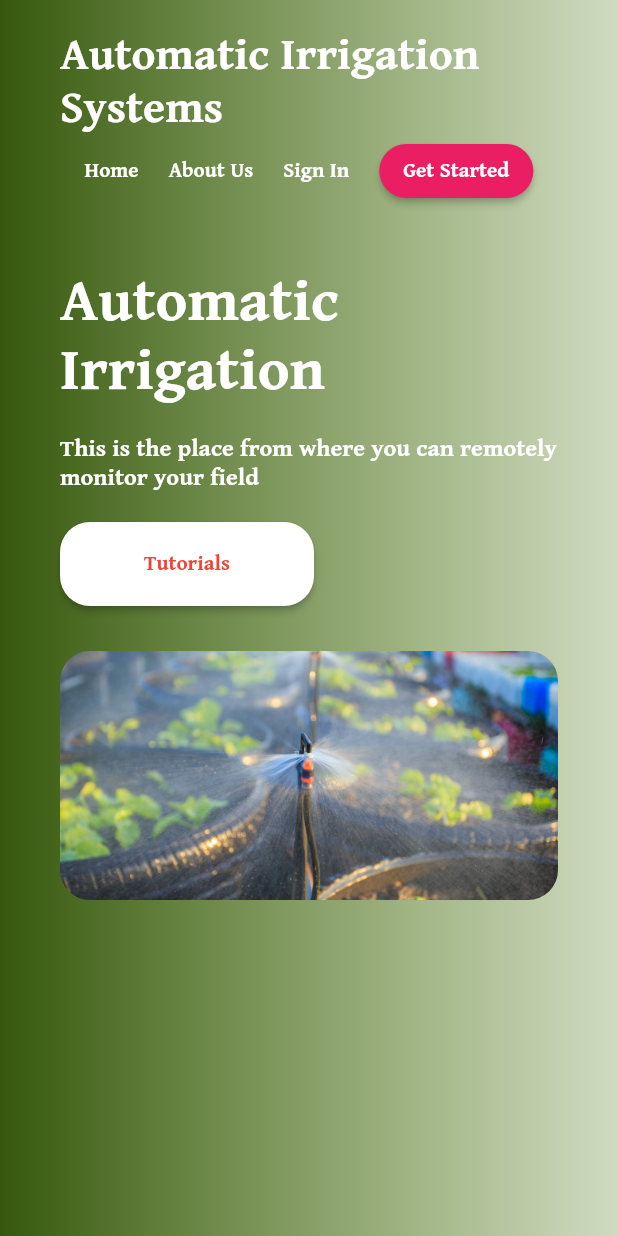
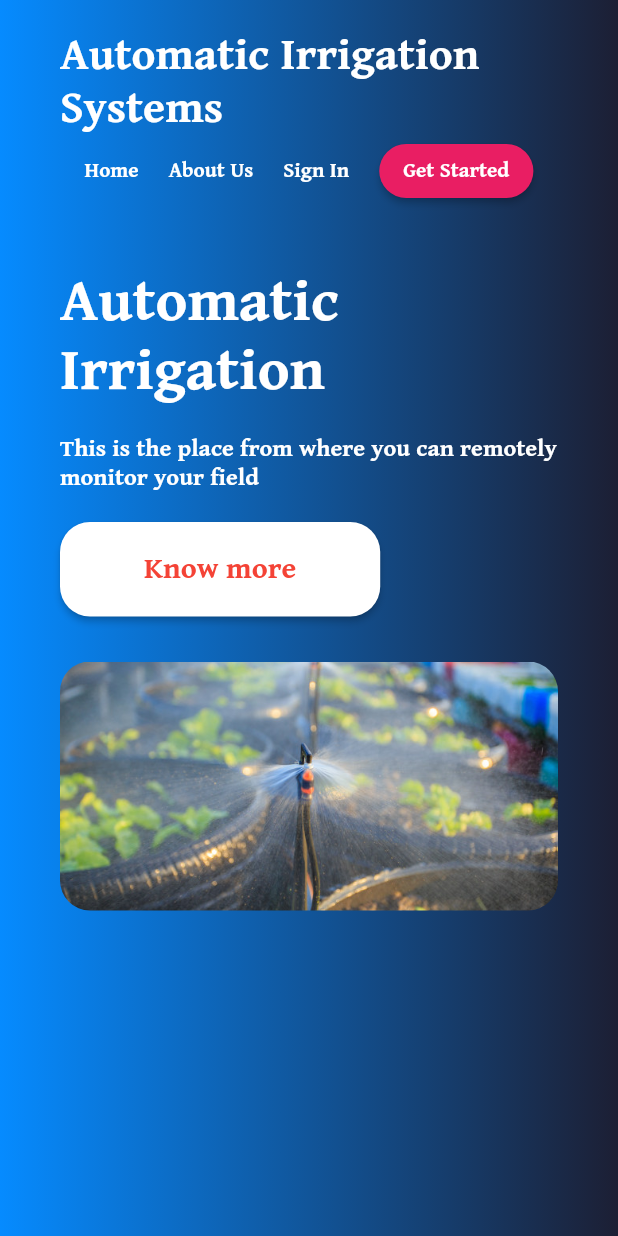
Before and after one commit to KS9004/ais, a Flutter app: the screen it shows after launch, on a phone screen of 412 x 824 dp. Run offline on Flutter 3.47's test engine with Material 2 defaults, Android fonts, the phone set to English and light mode, and no system bars.

Commit message:
changed background color

```diff
--- a/lib/Landing_page.dart
+++ b/lib/Landing_page.dart
@@ -30,8 +30,9 @@ List<Widget> pageChildren(double width){
             onPressed: (){},
             child: Padding(
               padding: const EdgeInsets.symmetric(vertical: 20.0,horizontal: 40.0),
-              child: Text("Tutorials",style: TextStyle(
+              child: Text("Know more",style: TextStyle(
                 color:Colors.red,
+                fontSize: 20.0,
               ),),
             ),
           ),
--- /dev/null
+++ b/lib/constant.dart
@@ -0,0 +1,3 @@
+import 'package:flutter/material.dart';
+
+double sizedBoxWidth = 20.0;
--- a/lib/main.dart
+++ b/lib/main.dart
@@ -10,7 +10,7 @@ class MyApp extends StatelessWidget {
   @override
   Widget build(BuildContext context) {
     return MaterialApp(
-      title: 'My_First_Page',
+      title: 'Automated Irrigation System',
       theme: ThemeData(fontFamily: "Gentium"),
       home: HomePage(),
     );
@@ -23,9 +23,9 @@ class HomePage extends StatelessWidget {
       body: Container(
         decoration: BoxDecoration(
           gradient:LinearGradient(
-            begin: Alignment.centerLeft,
-            end:Alignment.centerRight,
-            colors: [Color.fromARGB(243, 44, 79, 1),Color.fromARGB(59, 67,113 , 1)],
+            begin: Alignment.centerRight,
+            end:Alignment.centerLeft,
+            colors: [Color.fromRGBO(28, 31, 52, 1),Color.fromRGBO(6, 139, 255, 1)],
           ),
         ),
       child: Column(children: [
@@ -40,3 +40,5 @@ class HomePage extends StatelessWidget {
 
     }
 }
+
+//[Color.fromARGB(28, 31, 52, 1),Color.fromARGB(6, 139, 255, 1)]
```
Also changed, not shown: lib/Navbar.dart (+6 -3 lines).
